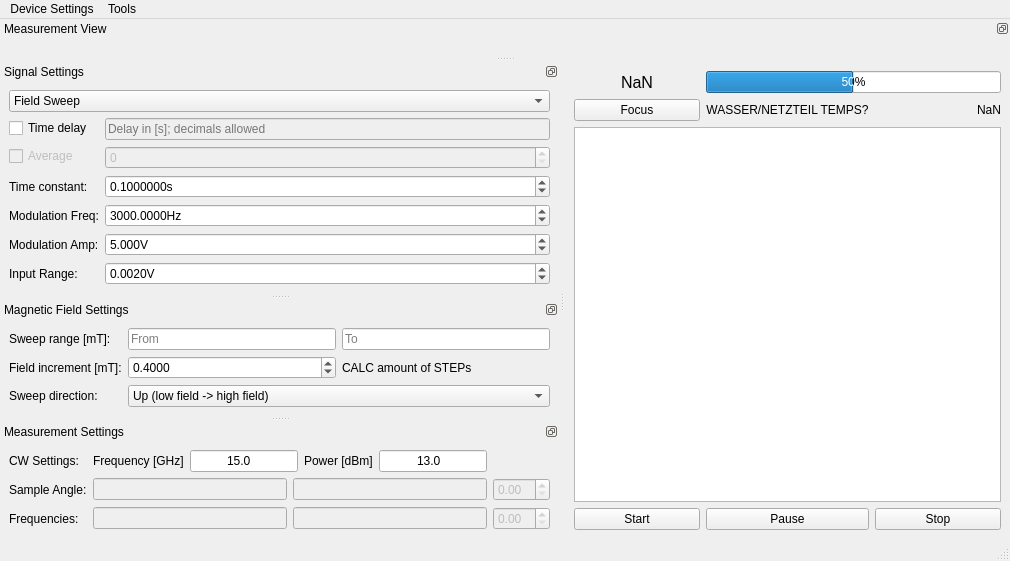
This is FMR-Measurement-UI-15-08.ui in WiemelerJo/FMR-Measurement-UI as Qt 5 draws it before an edit. The edited form follows.
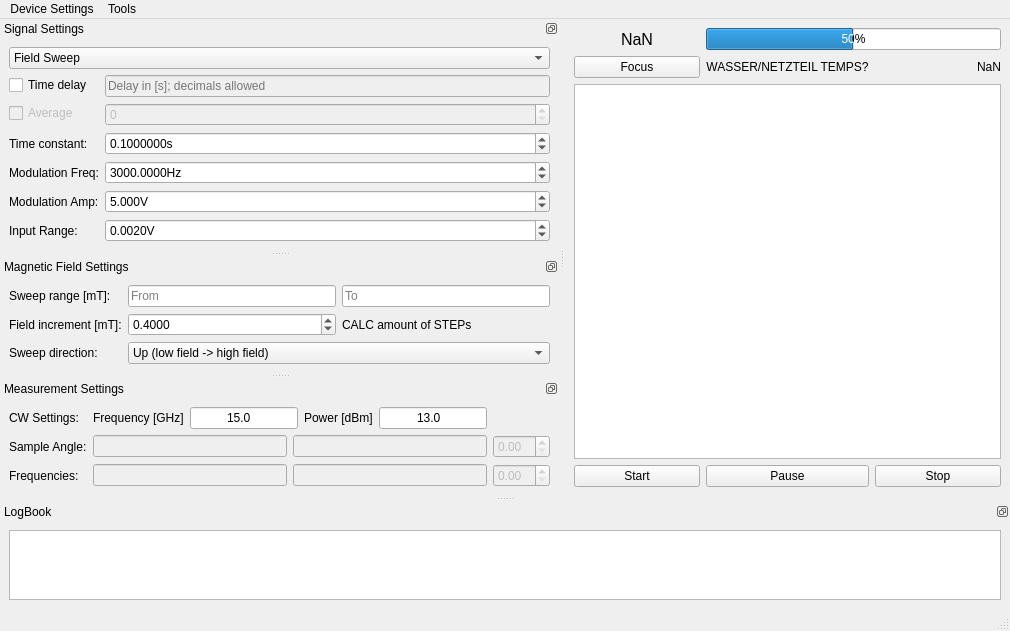
This is the edited form. Custom widgets are drawn as their Qt base class.

What changed in the file:
```diff
--- a/FMR-Measurement-UI-15-08.ui
+++ b/FMR-Measurement-UI-15-08.ui
@@ -338,27 +338,6 @@
     </layout>
    </widget>
   </widget>
-  <widget class="QDockWidget" name="logBookDock">
-   <property name="floating">
-    <bool>false</bool>
-   </property>
-   <property name="features">
-    <set>QDockWidget::DockWidgetFloatable|QDockWidget::DockWidgetMovable</set>
-   </property>
-   <property name="windowTitle">
-    <string>Measurement View</string>
-   </property>
-   <attribute name="dockWidgetArea">
-    <number>4</number>
-   </attribute>
-   <widget class="QWidget" name="dockWidgetContents_4">
-    <layout class="QGridLayout" name="gridLayout_3">
-     <item row="0" column="0">
-      <widget class="ExcelWriter" name="widget" native="true"/>
-     </item>
-    </layout>
-   </widget>
-  </widget>
   <widget class="QDockWidget" name="magnetfieldock">
    <property name="features">
     <set>QDockWidget::DockWidgetFloatable|QDockWidget::DockWidgetMovable</set>
@@ -596,6 +575,37 @@
     </layout>
    </widget>
   </widget>
+  <widget class="QDockWidget" name="logBookDock">
+   <property name="floating">
+    <bool>false</bool>
+   </property>
+   <property name="features">
+    <set>QDockWidget::DockWidgetFloatable|QDockWidget::DockWidgetMovable</set>
+   </property>
+   <property name="windowTitle">
+    <string>LogBook</string>
+   </property>
+   <attribute name="dockWidgetArea">
+    <number>8</number>
+   </attribute>
+   <widget class="QWidget" name="dockWidgetContents_4">
+    <layout class="QVBoxLayout" name="verticalLayout">
+     <item>
+      <widget class="QTableView" name="tableViewExcel">
+       <property name="sizeAdjustPolicy">
+        <enum>QAbstractScrollArea::AdjustToContents</enum>
+       </property>
+       <attribute name="horizontalHeaderVisible">
+        <bool>false</bool>
+       </attribute>
+       <attribute name="horizontalHeaderStretchLastSection">
+        <bool>true</bool>
+       </attribute>
+      </widget>
+     </item>
+    </layout>
+   </widget>
+  </widget>
   <action name="actionMagnet_Powersupply">
    <property name="text">
     <string>Magnet Powersupply</string>
@@ -631,12 +641,6 @@
    <extends>QDoubleSpinBox</extends>
    <header>customwidgets</header>
   </customwidget>
-  <customwidget>
-   <class>ExcelWriter</class>
-   <extends>QWidget</extends>
-   <header>devices</header>
-   <container>1</container>
-  </customwidget>
  </customwidgets>
  <resources/>
  <connections>
```
